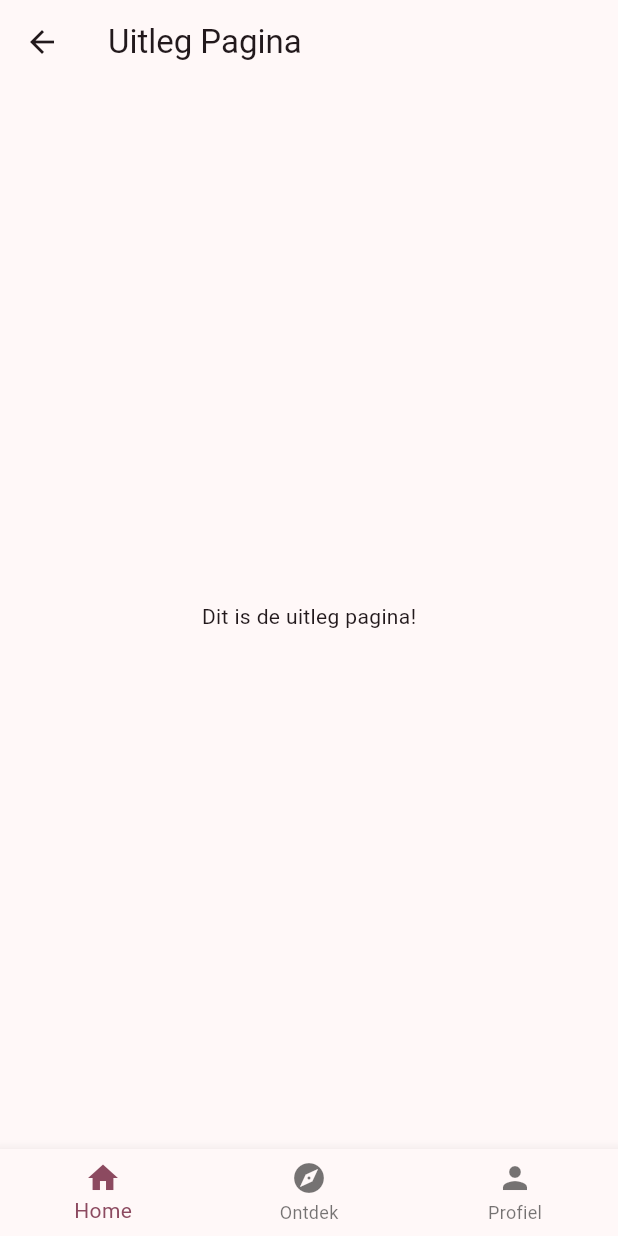
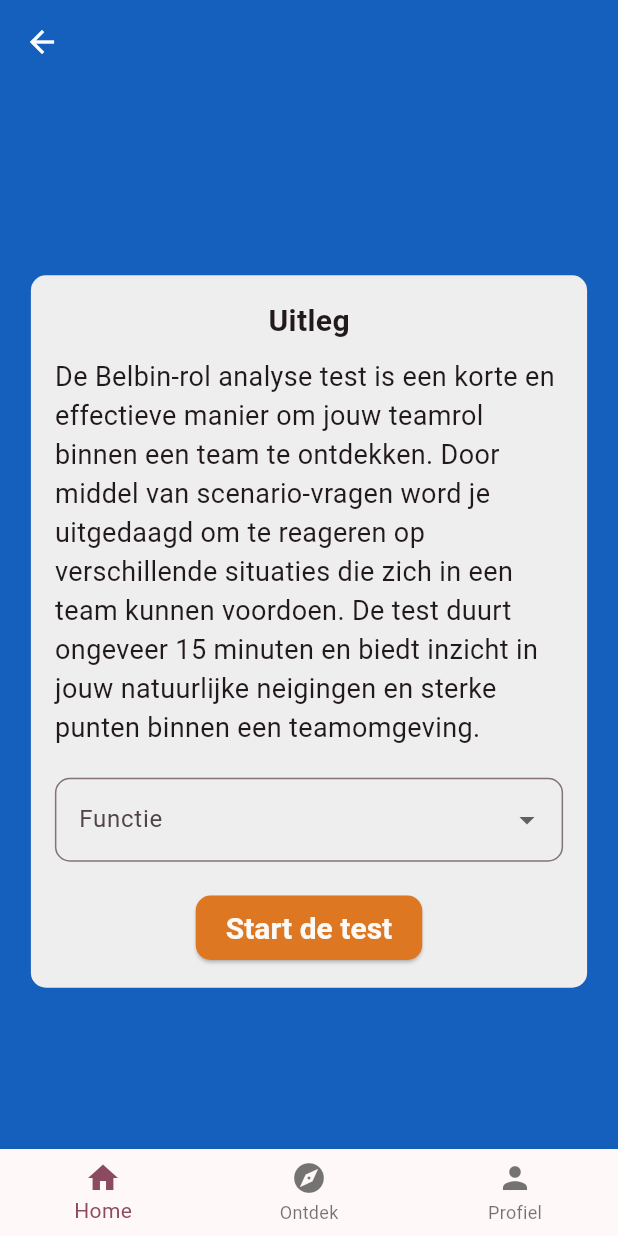
Before and after one commit to brentvanmalsen/rolradar, a Flutter app: the UitlegPage screen opened directly, on a phone screen of 412 x 824 dp. Run offline on Flutter 3.47's test engine with Material 3 defaults, Android fonts, the phone set to English and light mode, and no system bars; Roboto replaces fonts that are missing (RobotoLight).

Commit message:
Uitleg aan de Uitleg pagina toegevoegd

```diff
--- a/lib/main.dart
+++ b/lib/main.dart
@@ -128,7 +128,7 @@
                         fontWeight: FontWeight.bold,
                       ),
                     ),
-                    child: const Text('Klik hier'),
+                    child: const Text('Start de test'),
                   ),
                 ],
               ),
@@ -171,7 +171,7 @@
                         fontWeight: FontWeight.bold,
                       ),
                     ),
-                    child: const Text('Klik hier ook!'),
+                    child: const Text('Bekijk mijn team'),
                   ),
                 ],
               ),
--- a/lib/uitleg_page.dart
+++ b/lib/uitleg_page.dart
@@ -1,21 +1,107 @@
 import 'package:flutter/material.dart';
 
-class UitlegPage extends StatelessWidget {
+class UitlegPage extends StatefulWidget {
   const UitlegPage({Key? key}) : super(key: key);
+
+  @override
+  State<UitlegPage> createState() => _UitlegPageState();
+}
+
+class _UitlegPageState extends State<UitlegPage> {
+  String? selectedFunction;
 
   @override
   Widget build(BuildContext context) {
     return Scaffold(
       appBar: AppBar(
-        title: const Text('Uitleg Pagina'),
+        backgroundColor: Color(0xFF1560BD),
+        iconTheme: const IconThemeData(
+          color: Colors.white,
+        ),
       ),
-      body: Center(
-        child: const Text('Dit is de uitleg pagina!'),
+      body: Container(
+        color: const Color(0xFF1560BD),
+        child: Center(
+          child: Column(
+            mainAxisAlignment: MainAxisAlignment.center,
+            children: [
+              const SizedBox(height: 20),
+              Container(
+                width: MediaQuery.of(context).size.width * 0.9,
+                padding: const EdgeInsets.all(16),
+                decoration: BoxDecoration(
+                  color: Colors.grey[200],
+                  borderRadius: BorderRadius.circular(10),
+                ),
+                child: Column(
+                  children: [
+                    Text(
+                      'Uitleg',
+                      style: TextStyle(fontSize: 20, fontWeight: FontWeight.bold),
+                    ),
+                    const SizedBox(height: 10),
+                    Text(
+                      'De Belbin-rol analyse test is een korte en effectieve manier om jouw teamrol binnen een team te ontdekken. Door middel van scenario-vragen word je uitgedaagd om te reageren op verschillende situaties die zich in een team kunnen voordoen. De test duurt ongeveer 15 minuten en biedt inzicht in jouw natuurlijke neigingen en sterke punten binnen een teamomgeving.',
+                      style: TextStyle(
+                        fontSize: 18,
+                        fontFamily: 'RobotoLight',
+                      ),
+                    ),
+                    const SizedBox(height: 20),
+                    DropdownButtonFormField<String>(
+                      decoration: InputDecoration(
+                        labelText: 'Functie',
+                        border: OutlineInputBorder(
+                          borderRadius: BorderRadius.circular(10.0),
+                        ),
+                      ),
+                      value: selectedFunction,
+                      onChanged: (newValue) {
+                        setState(() {
+                          selectedFunction = newValue!;
+                        });
+                      },
+                      items: <String>[
+                        'Functie 1',
+                        'Functie 2',
+                        'Functie 3',
+                        'Functie 4',
+                      ].map<DropdownMenuItem<String>>((String value) {
+                        return DropdownMenuItem<String>(
+                          value: value,
+                          child: Text(value),
+                        );
+                      }).toList(),
+                    ),
+                    const SizedBox(height: 20),
+                    ElevatedButton(
+                      onPressed: () {
+                        // Voeg hier de navigatielogica toe
+                      },
+                      style: ElevatedButton.styleFrom(
+                        backgroundColor: const Color.fromRGBO(222, 119, 34, 1),
+                        foregroundColor: Color.fromARGB(255, 250, 250, 249),
+                        padding: EdgeInsets.symmetric(horizontal: 20, vertical: 10),
+                        textStyle: const TextStyle(
+                          fontSize: 20,
+                          fontWeight: FontWeight.bold,
+                        ),
+                        shape: RoundedRectangleBorder(
+                          borderRadius: BorderRadius.circular(10.0),
+                        ),
+                      ),
+                      child: const Text('Start de test'),
+                    ),
+                  ],
+                ),
+              ),
+            ],
+          ),
+        ),
       ),
       bottomNavigationBar: BottomNavigationBar(
-        currentIndex: 0, // Index van de huidige pagina, verander indien nodig
+        currentIndex: 0,
         onTap: (index) {
-          // Navigatie naar andere pagina's
           // Voeg hier eventuele navigatielogica toe
         },
         items: const <BottomNavigationBarItem>[
```
